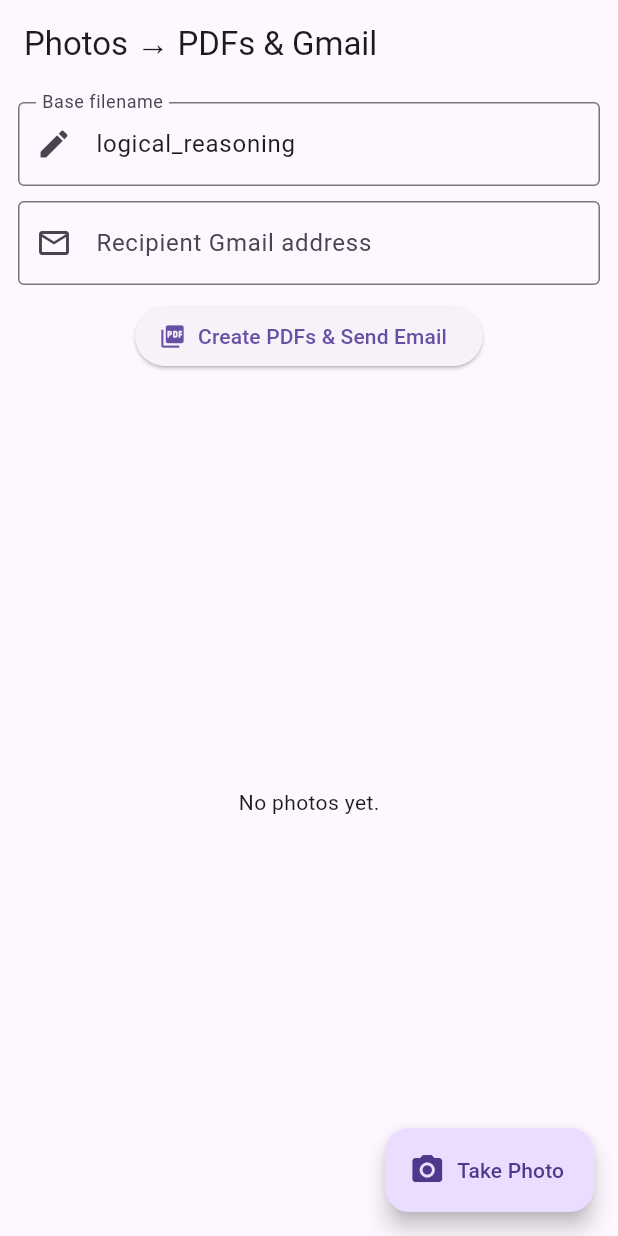
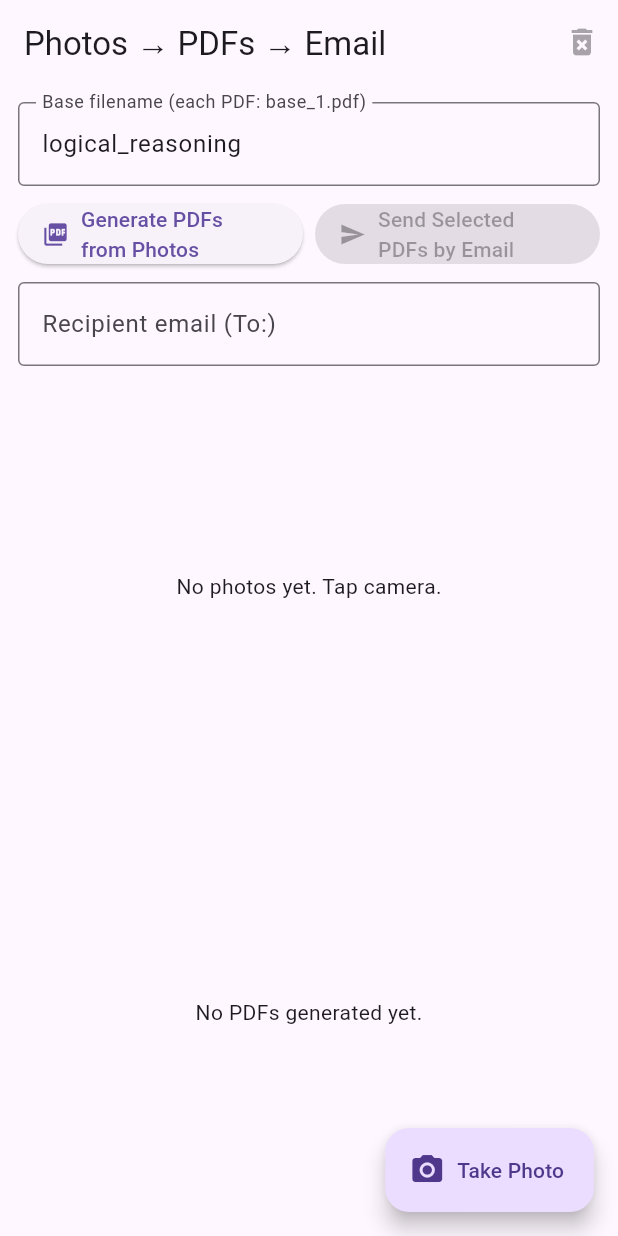
Before and after one commit to Geetanshu24/hero, a Flutter app: the screen it shows after launch, on a phone screen of 412 x 824 dp. Run offline on Flutter 3.47's test engine with Material 3 defaults, Android fonts, the phone set to English and light mode, and no system bars; our stand-ins replace permission_handler, share_plus; missing offline and left inert: flutter_pdfview.

```diff
--- a/lib/main.dart
+++ b/lib/main.dart
@@ -1,16 +1,19 @@
+// main.dart
 import 'dart:io';
 import 'dart:typed_data';
 
+import 'package:flutter/foundation.dart';
 import 'package:flutter/material.dart';
-import 'package:flutter_email_sender/flutter_email_sender.dart';
 import 'package:image_picker/image_picker.dart';
 import 'package:path_provider/path_provider.dart';
 import 'package:pdf/widgets.dart' as pw;
+import 'package:permission_handler/permission_handler.dart';
+import 'package:flutter_pdfview/flutter_pdfview.dart';
 import 'package:share_plus/share_plus.dart';
-import 'package:permission_handler/permission_handler.dart';
 import 'package:url_launcher/url_launcher.dart';
 
-void main() {
+void main() async {
+  WidgetsFlutterBinding.ensureInitialized();
   runApp(const MyApp());
 }
 
@@ -19,11 +22,8 @@ class MyApp extends StatelessWidget {
   @override
   Widget build(BuildContext context) {
     return MaterialApp(
-      title: 'Photo → PDF Sharer',
-      theme: ThemeData(
-        primarySwatch: Colors.blue,
-        useMaterial3: true,
-      ),
+      title: 'Photos → PDFs → Email',
+      theme: ThemeData(primarySwatch: Colors.blue),
       home: const HomePage(),
     );
   }
@@ -38,14 +38,19 @@ class HomePage extends StatefulWidget {
 class _HomePageState extends State<HomePage> {
   final ImagePicker _picker = ImagePicker();
   final List<XFile> _photos = [];
+  final List<String> _pdfPaths = [];
   final TextEditingController _baseNameController =
   TextEditingController(text: 'logical_reasoning');
-  final TextEditingController _emailController =
-  TextEditingController(text: ''); // <-- new field for email
+  final TextEditingController _emailController = TextEditingController();
   bool _isProcessing = false;
+  final Map<String, bool> _selected = {}; // path -> selected
 
   Future<void> _requestPermissions() async {
-    await [Permission.camera, Permission.photos, Permission.storage].request();
+    await [
+      Permission.camera,
+      if (!Platform.isIOS) Permission.storage,
+      if (Platform.isIOS) Permission.photos,
+    ].request();
   }
 
   Future<void> _takePhoto() async {
@@ -53,29 +58,42 @@ class _HomePageState extends State<HomePage> {
     try {
       final XFile? photo =
       await _picker.pickImage(source: ImageSource.camera, imageQuality: 85);
-      if (photo != null) setState(() => _photos.add(photo));
+      if (photo != null) {
+        setState(() => _photos.add(photo));
+      }
     } catch (e) {
       _showSnack('Could not take photo: $e');
     }
   }
 
-  Future<List<String>> _createPdfsFromPhotos(
-      {required List<XFile> photos, required String baseName}) async {
+  // Convert each photo to a PDF and return list of PDF file paths
+  Future<List<String>> _createPdfsFromPhotos({
+    required List<XFile> photos,
+    required String baseName,
+  }) async {
     final List<String> createdPaths = [];
     final dir = await getTemporaryDirectory();
     final outputDir = Directory('${dir.path}/pdfs');
-    if (!await outputDir.exists()) await outputDir.create(recursive: true);
+
+    if (!await outputDir.exists()) {
+      await outputDir.create(recursive: true);
+    }
 
     for (int i = 0; i < photos.length; i++) {
       final XFile photo = photos[i];
       final Uint8List imageBytes = await photo.readAsBytes();
+
       final pdf = pw.Document();
       final image = pw.MemoryImage(imageBytes);
-      pdf.addPage(pw.Page(
-        build: (pw.Context context) => pw.Center(
-          child: pw.Image(image, fit: pw.BoxFit.contain),
+
+      pdf.addPage(
+        pw.Page(
+          build: (pw.Context context) {
+            return pw.Center(child: pw.Image(image, fit: pw.BoxFit.contain));
+          },
         ),
-      ));
+      );
+
       final fileName =
           '${baseName.trim().isEmpty ? 'file' : baseName}_${i + 1}.pdf';
       final filePath = '${outputDir.path}/$fileName';
@@ -86,77 +104,139 @@ class _HomePageState extends State<HomePage> {
     return createdPaths;
   }
 
-
-  Future<void> _createAndShare() async {
+  Future<void> _generatePdfs() async {
     if (_photos.isEmpty) {
-      _showSnack('Please take at least one photo.');
+      _showSnack('Take at least one photo first.');
       return;
     }
-
-    final email = _emailController.text.trim();
-    if (email.isEmpty) {
-      _showSnack('Please enter an email address.');
-      return;
-    }
-
     setState(() => _isProcessing = true);
-
     try {
       final baseName = _baseNameController.text.isEmpty
           ? 'logical_reasoning'
           : _baseNameController.text;
-
-      // ✅ Step 1: Create PDFs (1 photo = 1 PDF)
-      final pdfPaths = await _createPdfsFromPhotos(
+      final paths = await _createPdfsFromPhotos(
         photos: List<XFile>.from(_photos),
         baseName: baseName,
       );
 
-      if (pdfPaths.isEmpty) {
-        _showSnack('No PDFs created.');
-        return;
+      // confirm files exist
+      final existPaths = <String>[];
+      for (final p in paths) {
+        final f = File(p);
+        if (await f.exists()) existPaths.add(p);
       }
 
-      // ✅ Step 2: Ensure PDF files actually exist
-      for (var path in pdfPaths) {
-        final file = File(path);
-        if (!await file.exists()) {
-          _showSnack('PDF missing at $path');
-          return;
+      setState(() {
+        _pdfPaths.clear();
+        _pdfPaths.addAll(existPaths);
+        _selected.clear();
+        for (var p in existPaths) {
+          _selected[p] = true; // default selected
         }
-      }
+      });
 
-      // ✅ Step 3: Create Gmail compose with only PDFs attached
-      final Email mail = Email(
-        body:
-        'Attached are the generated PDF reports.\n\nRegards,\nLogical Reasoning App',
-        subject: 'Valuation PDFs - $baseName',
-        recipients: [email],
-        attachmentPaths: pdfPaths, // <-- only PDFs go here
-        isHTML: false,
-      );
-
-      await FlutterEmailSender.send(mail);
-      _showSnack('📤 Opening Gmail compose with PDFs attached...');
+      _showSnack('Created ${existPaths.length} PDFs.');
     } catch (e) {
-      _showSnack('Error sending PDFs: $e');
+      _showSnack('Error creating PDFs: $e');
     } finally {
       setState(() => _isProcessing = false);
     }
   }
 
+  // Preview screen for a PDF file path
+  void _openPdfViewer(String path) {
+    Navigator.of(context).push(MaterialPageRoute(
+      builder: (_) => PdfPreviewScreen(filePath: path),
+    ));
+  }
+
+  // Send selected PDFs through email (flutter_email_sender)
+  Future<void> _sendSelectedPdfs() async {
+    final attachments = _pdfPaths.where((p) => _selected[p] == true).toList();
+    if (attachments.isEmpty) {
+      _showSnack('Select at least one PDF.');
+      return;
+    }
+
+    // ✅ Ensure files exist and are PDFs
+    for (var p in attachments) {
+      final f = File(p);
+      if (!await f.exists()) {
+        _showSnack('Missing file: $p');
+        return;
+      }
+      final header = String.fromCharCodes(await f.openRead(0, 4).first);
+      if (!header.startsWith('%PDF')) {
+        _showSnack('Not a valid PDF: $p');
+        return;
+      }
+    }
+
+    final email = _emailController.text.trim();
+    if (email.isEmpty) {
+      _showSnack('Please enter recipient email.');
+      return;
+    }
+
+    // ✅ Step 1: Share PDFs via Gmail
+    await Share.shareXFiles(
+      attachments.map((path) => XFile(path)).toList(), // ✅ convert string → XFile
+      subject: 'Valuation PDFs - ${_baseNameController.text}',
+      text: 'Attached are the PDF reports.\nTo: $email',
+    );
 
 
-  void _clearAll() => setState(() => _photos.clear());
+    // ✅ Step 2: (Optional) Open Gmail compose pre-filled
+    final Uri emailUri = Uri(
+      scheme: 'mailto',
+      path: email,
+      queryParameters: {
+        'subject': 'Valuation PDFs - ${_baseNameController.text}',
+        'body': 'Attached are the generated PDF reports.',
+      },
+    );
+    try {
+      await launchUrl(emailUri, mode: LaunchMode.externalApplication);
+    } catch (e) {
+      debugPrint('Could not open Gmail compose: $e');
+    }
+  }
+
+
+  void _clearAll() {
+    setState(() {
+      _photos.clear();
+      _pdfPaths.clear();
+      _selected.clear();
+    });
+  }
 
   void _showSnack(String msg) {
+    if (!mounted) return;
     ScaffoldMessenger.of(context).showSnackBar(SnackBar(content: Text(msg)));
   }
 
   @override
+  void dispose() {
+    _baseNameController.dispose();
+    _emailController.dispose();
+    super.dispose();
+  }
+
+  @override
   Widget build(BuildContext context) {
+    final columns = 3;
     return Scaffold(
-      appBar: AppBar(title: const Text('Photos → PDFs & Gmail')),
+      appBar: AppBar(
+        title: const Text('Photos → PDFs → Email'),
+        actions: [
+          IconButton(
+            icon: const Icon(Icons.delete_forever),
+            onPressed: _photos.isEmpty && _pdfPaths.isEmpty ? null : _clearAll,
+            tooltip: 'Clear all',
+          )
+        ],
+      ),
       floatingActionButton: FloatingActionButton.extended(
         onPressed: _takePhoto,
         icon: const Icon(Icons.camera_alt),
@@ -164,55 +244,146 @@ class _HomePageState extends State<HomePage> {
       ),
       body: Padding(
         padding: const EdgeInsets.all(12),
-        child: Column(
-          children: [
+        child: Column(children: [
           TextField(
             controller: _baseNameController,
             decoration: const InputDecoration(
-                labelText: 'Base filename',
-                prefixIcon: Icon(Icons.edit),
+              labelText: 'Base filename (each PDF: base_1.pdf)',
               border: OutlineInputBorder(),
             ),
           ),
-            const SizedBox(height: 10),
+          const SizedBox(height: 8),
+          Row(children: [
+            Expanded(
+              child: ElevatedButton.icon(
+                onPressed: _isProcessing ? null : _generatePdfs,
+                icon: const Icon(Icons.picture_as_pdf),
+                label: const Text('Generate PDFs from Photos'),
+              ),
+            ),
+            const SizedBox(width: 8),
+            Expanded(
+              child: ElevatedButton.icon(
+                onPressed: _pdfPaths.isEmpty || _isProcessing ? null : _sendSelectedPdfs,
+                icon: const Icon(Icons.send),
+                label: const Text('Send Selected PDFs by Email'),
+              ),
+            )
+          ]),
+          const SizedBox(height: 8),
           TextField(
             controller: _emailController,
             decoration: const InputDecoration(
-                labelText: 'Recipient Gmail address',
-                prefixIcon: Icon(Icons.email_outlined),
+              labelText: 'Recipient email (To:)',
               border: OutlineInputBorder(),
             ),
             keyboardType: TextInputType.emailAddress,
           ),
           const SizedBox(height: 10),
-            ElevatedButton.icon(
-              onPressed: _isProcessing ? null : _createAndShare,
-              icon: const Icon(Icons.picture_as_pdf),
-              label: Text(
-                _isProcessing ? 'Processing...' : 'Create PDFs & Send Email',
+
+          // Photos grid
+          Expanded(
+            flex: 1,
+            child: _photos.isEmpty
+                ? const Center(child: Text('No photos yet. Tap camera.'))
+                : GridView.builder(
+              gridDelegate: SliverGridDelegateWithFixedCrossAxisCount(
+                  crossAxisCount: columns, mainAxisSpacing: 8, crossAxisSpacing: 8),
+              itemCount: _photos.length,
+              itemBuilder: (context, i) {
+                return Stack(children: [
+                  ClipRRect(
+                    borderRadius: BorderRadius.circular(8),
+                    child: Image.file(File(_photos[i].path), fit: BoxFit.cover, width: double.infinity, height: double.infinity),
+                  ),
+                  Positioned(
+                    top: 6,
+                    right: 6,
+                    child: InkWell(
+                      onTap: () => setState(() => _photos.removeAt(i)),
+                      child: const CircleAvatar(radius: 14, backgroundColor: Colors.black54, child: Icon(Icons.close, size: 16, color: Colors.white)),
+                    ),
+                  )
+                ]);
+              },
             ),
           ),
+
           const SizedBox(height: 10),
+          // PDF list and selection
           Expanded(
-              child: _photos.isEmpty
-                  ? const Center(child: Text('No photos yet.'))
-                  : GridView.builder(
-                itemCount: _photos.length,
-                gridDelegate:
-                const SliverGridDelegateWithFixedCrossAxisCount(
-                  crossAxisCount: 3,
-                  crossAxisSpacing: 8,
-                  mainAxisSpacing: 8,
+            flex: 1,
+            child: _pdfPaths.isEmpty
+                ? const Center(child: Text('No PDFs generated yet.'))
+                : ListView.builder(
+              itemCount: _pdfPaths.length,
+              itemBuilder: (context, index) {
+                final p = _pdfPaths[index];
+                final name = p.split('/').last;
+                final selected = _selected[p] ?? false;
+                return ListTile(
+                  leading: Checkbox(
+                    value: selected,
+                    onChanged: (v) => setState(() => _selected[p] = v ?? false),
                   ),
-                itemBuilder: (context, i) => Image.file(
-                  File(_photos[i].path),
-                  fit: BoxFit.cover,
+                  title: Text(name),
+                  trailing: IconButton(
+                    icon: const Icon(Icons.visibility),
+                    onPressed: () => _openPdfViewer(p),
+                  ),
+                );
+              },
             ),
           ),
-            ),
-          ],
-        ),
+        ]),
       ),
     );
   }
 }
+
+// Simple PDF preview page using flutter_pdfview
+class PdfPreviewScreen extends StatefulWidget {
+  final String filePath;
+  const PdfPreviewScreen({super.key, required this.filePath});
+
+  @override
+  State<PdfPreviewScreen> createState() => _PdfPreviewScreenState();
+}
+
+class _PdfPreviewScreenState extends State<PdfPreviewScreen> {
+  bool isReady = false;
+  int pages = 0;
+  late PDFViewController pdfController;
+
+  @override
+  Widget build(BuildContext context) {
+    return Scaffold(
+      appBar: AppBar(
+        title: Text(widget.filePath.split('/').last),
+      ),
+      body: Stack(children: [
+        PDFView(
+          filePath: widget.filePath,
+          enableSwipe: true,
+          swipeHorizontal: false,
+          autoSpacing: true,
+          pageFling: true,
+          onRender: (n) {
+            setState(() {
+              pages = n ?? 0;
+              isReady = true;
+            });
+          },
+          onViewCreated: (controller) {
+            pdfController = controller;
+          },
+          onError: (error) {
+            ScaffoldMessenger.of(context).showSnackBar(SnackBar(content: Text('PDF error: $error')));
+          },
+        ),
+        if (!isReady)
+          const Center(child: CircularProgressIndicator()),
+      ]),
+    );
+  }
+}
```
Lines whose indentation alone changed are shown as unchanged.
